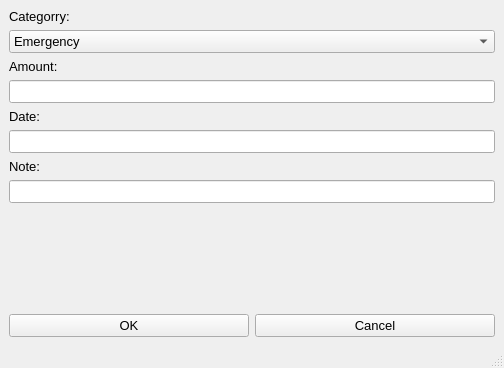
Old version of the form ui_files/Inter_Saving.ui in the repository thinh-doan/Expenditure_Manager.
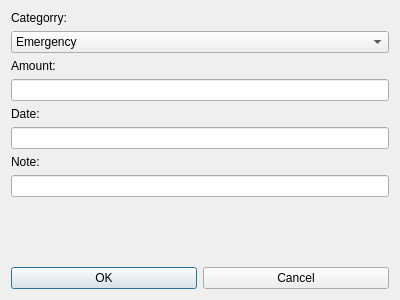
New version of the form.

The edit to the form file:
```diff
--- a/ui_files/Inter_Saving.ui
+++ b/ui_files/Inter_Saving.ui
@@ -1,24 +1,18 @@
 <?xml version="1.0" encoding="UTF-8"?>
 <ui version="4.0">
- <class>MainWindow</class>
- <widget class="QMainWindow" name="MainWindow">
+ <class>Dialog</class>
+ <widget class="QDialog" name="Dialog">
   <property name="geometry">
    <rect>
     <x>0</x>
     <y>0</y>
-    <width>504</width>
-    <height>368</height>
+    <width>400</width>
+    <height>300</height>
    </rect>
   </property>
-  <property name="font">
-   <font>
-    <pointsize>10</pointsize>
-   </font>
-  </property>
   <property name="windowTitle">
    <string>MainWindow</string>
   </property>
-  <widget class="QWidget" name="centralwidget">
    <layout class="QGridLayout" name="gridLayout">
     <item row="0" column="0">
      <layout class="QVBoxLayout" name="verticalLayout">
@@ -117,18 +111,6 @@
      </layout>
     </item>
    </layout>
-  </widget>
-  <widget class="QMenuBar" name="menubar">
-   <property name="geometry">
-    <rect>
-     <x>0</x>
-     <y>0</y>
-     <width>504</width>
-     <height>27</height>
-    </rect>
-   </property>
-  </widget>
-  <widget class="QStatusBar" name="statusbar"/>
  </widget>
  <resources/>
  <connections/>
```
Left out of the diff: 4 changed lines with no effect on the pictures. Lines whose indentation alone changed are shown as unchanged.
